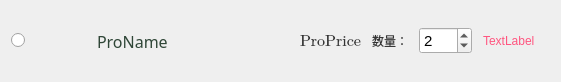
Old version of the form Client/Cart/cartitem.ui in the repository Eva-483650/ShoppingMall.
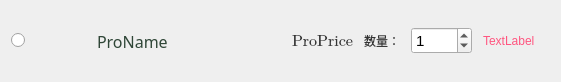
New version of the form.

What changed in the file:
```diff
--- a/Client/Cart/cartitem.ui
+++ b/Client/Cart/cartitem.ui
@@ -148,17 +148,18 @@
       <widget class="QSpinBox" name="spinBox">
        <property name="font">
         <font>
+                 <family>Microsoft YaHei UI</family>
          <pointsize>11</pointsize>
         </font>
        </property>
        <property name="minimum">
-        <number>1</number>
+             <number>0</number>  <!-- 改为0 -->
        </property>
        <property name="maximum">
-        <number>100</number>
+             <number>9999</number>  <!-- 改为9999 -->
        </property>
        <property name="value">
-        <number>2</number>
+             <number>1</number>
        </property>
       </widget>
      </item>
```
Lines whose indentation alone changed are shown as unchanged.
